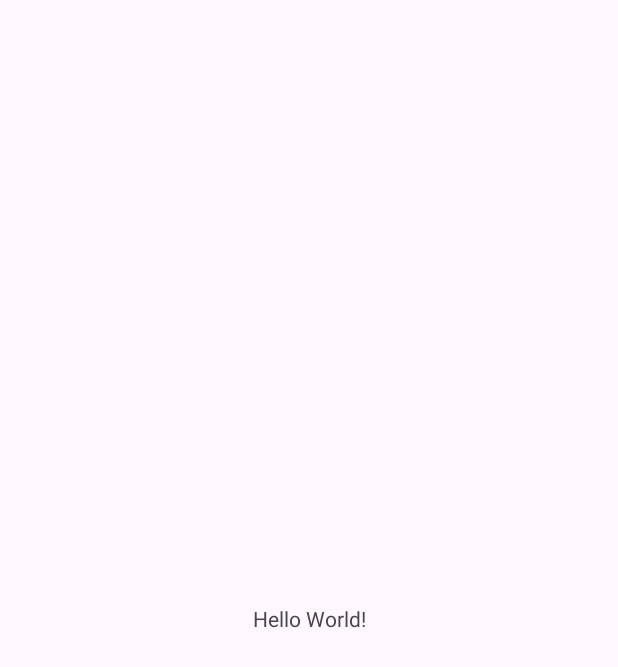
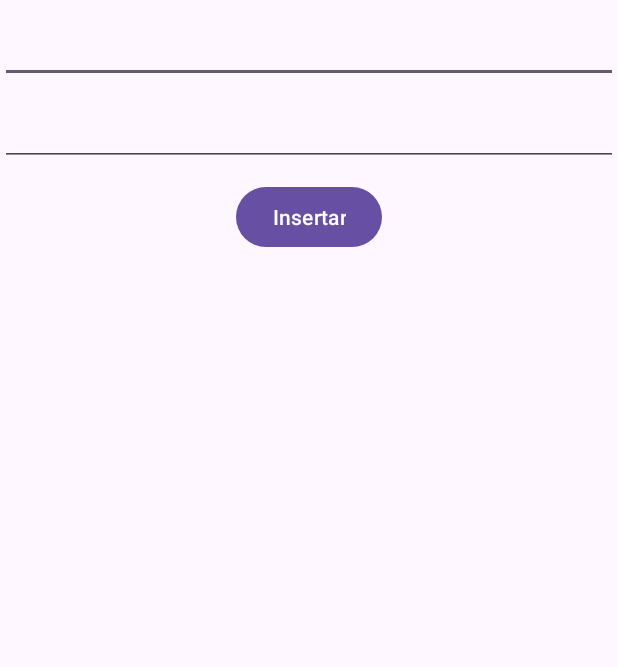
Before and after one commit to oscarlimachi/prueba2, an Android app: the screen it shows after launch (MainActivity), on a phone screen of 412 x 824 dp. Before the commit the part shown is almost empty. Shown: the top 667 px of the screen. Run offline under Robolectric (Android 15) with nearby library versions, the phone set to English and light mode, and no system bars; 3 statements that could not run were skipped.

```diff
--- a/app/build.gradle.kts
+++ b/app/build.gradle.kts
@@ -26,6 +26,9 @@ android {
             )
         }
     }
+    buildFeatures {
+        viewBinding = true
+    }
     compileOptions {
         sourceCompatibility = JavaVersion.VERSION_11
         targetCompatibility = JavaVersion.VERSION_11
--- a/app/src/main/res/layout/activity_main.xml
+++ b/app/src/main/res/layout/activity_main.xml
@@ -1,19 +1,36 @@
 <?xml version="1.0" encoding="utf-8"?>
-<androidx.constraintlayout.widget.ConstraintLayout xmlns:android="http://schemas.android.com/apk/res/android"
+<LinearLayout xmlns:android="http://schemas.android.com/apk/res/android"
     xmlns:app="http://schemas.android.com/apk/res-auto"
     xmlns:tools="http://schemas.android.com/tools"
     android:id="@+id/main"
     android:layout_width="match_parent"
     android:layout_height="match_parent"
-    tools:context=".MainActivity">
+    tools:context=".MainActivity"
+    android:orientation="vertical">
 
-    <TextView
+    <EditText
+        android:id="@+id/nameEditText"
+        android:layout_width="match_parent"
+        android:layout_height="wrap_content"
+        android:layout_marginTop="10dp"
+        android:textAlignment="center"
+        tools:text="Nombre">
+    </EditText>
+    <EditText
+        android:id="@+id/emailEditText"
+        android:layout_width="match_parent"
+        android:layout_height="wrap_content"
+        android:layout_marginTop="10dp"
+        android:textAlignment="center"
+        tools:text="Email">
+    </EditText>
+    <Button
+        android:layout_marginTop="10dp"
+        android:id="@+id/insertButton"
         android:layout_width="wrap_content"
         android:layout_height="wrap_content"
-        android:text="Hello World!"
-        app:layout_constraintBottom_toBottomOf="parent"
-        app:layout_constraintEnd_toEndOf="parent"
-        app:layout_constraintStart_toStartOf="parent"
-        app:layout_constraintTop_toTopOf="parent" />
+        android:layout_gravity="center_horizontal"
+        android:text="Insertar">
+    </Button>
 
-</androidx.constraintlayout.widget.ConstraintLayout>
+</LinearLayout>
```
Also changed, not shown: app/src/main/java/com/example/prueba2/MainActivity.kt (+17 -0 lines), app/src/main/java/com/example/prueba2/MySQLiteOpenHelper.kt (added, +32 -0 lines).
